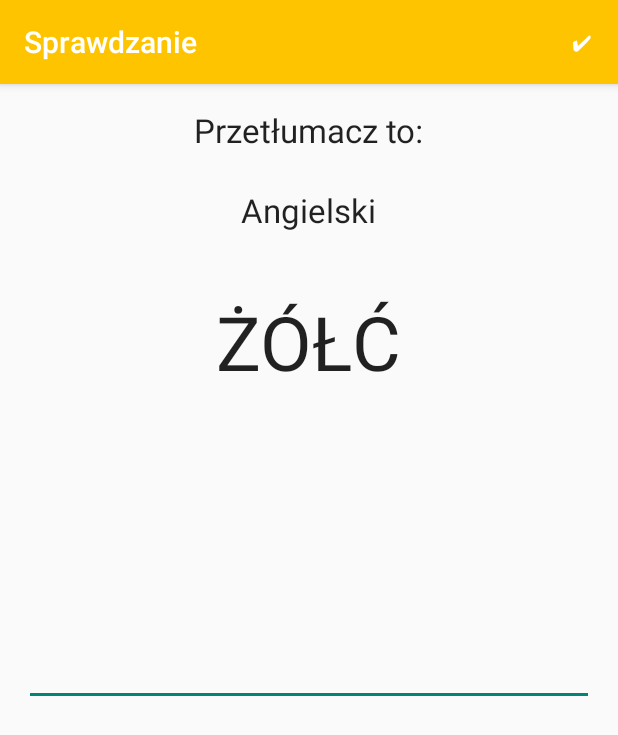
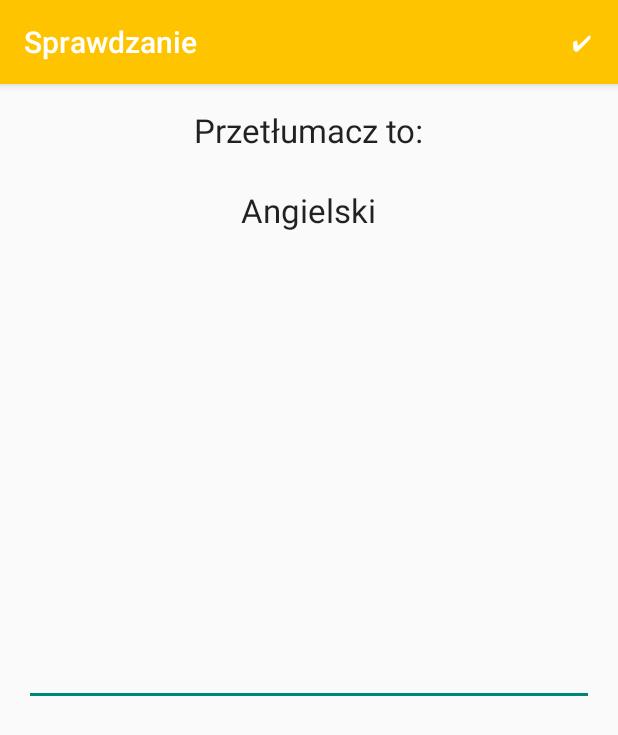
Before and after one commit to rstnewbies/Fiszki, an Android app: the CheckActivity screen opened directly, with no data from a screen before it, on a phone screen of 412 x 824 dp. Shown: the top 735 px of the screen. Run offline under Robolectric (Android 15) with nearby library versions, the phone set to English and light mode, and no system bars; 4 statements that could not run were skipped.

```diff
--- a/app/src/main/java/eu/qm/fiszki/CheckActivity.java
+++ b/app/src/main/java/eu/qm/fiszki/CheckActivity.java
@@ -57,6 +57,7 @@ public class CheckActivity extends AppCompatActivity {
            if(check.Check(expectedWord, enteredWord.getText().toString()))
            {
                 message.Pass(this,getString(R.string.alert_message_pass),getString(R.string.alert_title_pass),getString(R.string.alert_nameButton_OK));
+               finish();
            }
            else
            {
--- a/app/src/main/java/eu/qm/fiszki/MainActivity.java
+++ b/app/src/main/java/eu/qm/fiszki/MainActivity.java
@@ -21,7 +21,7 @@ public class MainActivity extends AppCompatActivity {
     protected void onCreate(Bundle savedInstanceState) {
         super.onCreate(savedInstanceState);
         setContentView(R.layout.activity_main);
-        timer.start(this,900000,getString(R.string.notification_message),getString(R.string.notification_title));
+        timer.start(this,60000,getString(R.string.notification_message),getString(R.string.notification_title));
         openDataBase.openDB(myDb);
         populateListView();
     }
--- a/app/src/main/res/layout-v15/activity_check.xml
+++ b/app/src/main/res/layout-v15/activity_check.xml
@@ -30,7 +30,7 @@
         android:layout_width="wrap_content"
         android:layout_height="wrap_content"
         android:textAppearance="?android:attr/textAppearanceLarge"
-        android:text="ŻÓŁĆ"
+        android:text=""
         android:id="@+id/textView3"
         android:layout_marginTop="39dp"
         android:textSize="50dp"
--- a/app/src/main/res/layout-v21/activity_check.xml
+++ b/app/src/main/res/layout-v21/activity_check.xml
@@ -30,7 +30,7 @@
         android:layout_width="wrap_content"
         android:layout_height="wrap_content"
         android:textAppearance="?android:attr/textAppearanceLarge"
-        android:text="ŻÓŁĆ"
+        android:text=""
         android:id="@+id/textView3"
         android:layout_marginTop="39dp"
         android:textSize="50dp"
```
